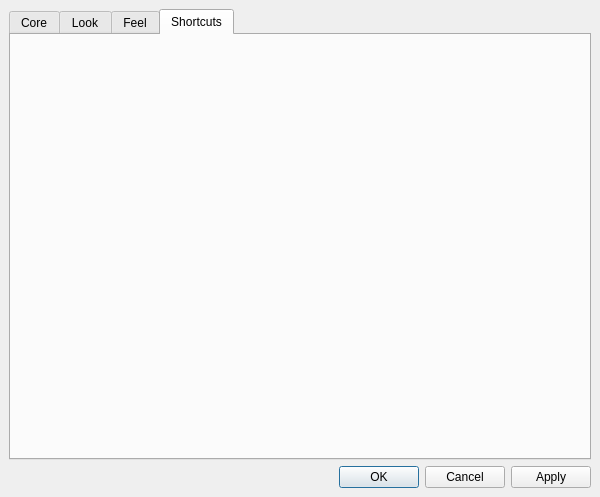
This is src/dialogs/preferencesdialog/preferencesdialog.ui in theefer/esperanza as Qt 5 draws it before an edit. The edited form follows.
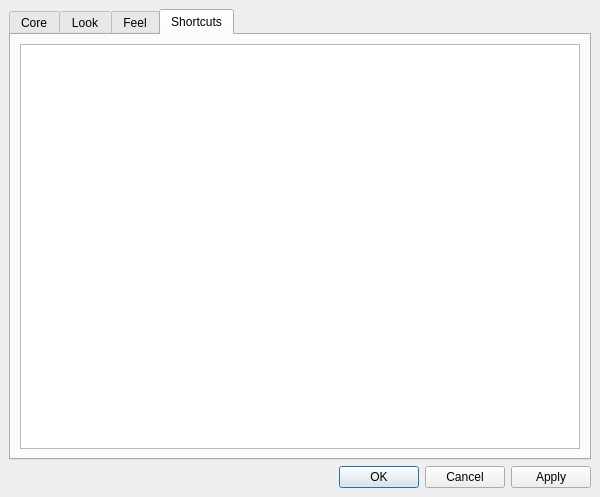
This is the edited form. The open tabs and pages were chosen to show the change. Icons and pictures are not drawn.

Commit message: PrefDlg: Shortcuts, but not changeable as I want it to be, doesn't save yet too.

What changed in the file:
```diff
--- a/src/dialogs/preferencesdialog/preferencesdialog.ui
+++ b/src/dialogs/preferencesdialog/preferencesdialog.ui
@@ -46,6 +46,17 @@
       <attribute name="title" >
        <string>Shortcuts</string>
       </attribute>
+      <layout class="QVBoxLayout" >
+       <property name="margin" >
+        <number>9</number>
+       </property>
+       <property name="spacing" >
+        <number>6</number>
+       </property>
+       <item>
+        <widget class="QTableWidget" name="shortcutsTable" />
+       </item>
+      </layout>
      </widget>
     </widget>
    </item>
```
Left out of the diff: 2 changed lines with no effect on the pictures. The commit also changes 2 other files.
